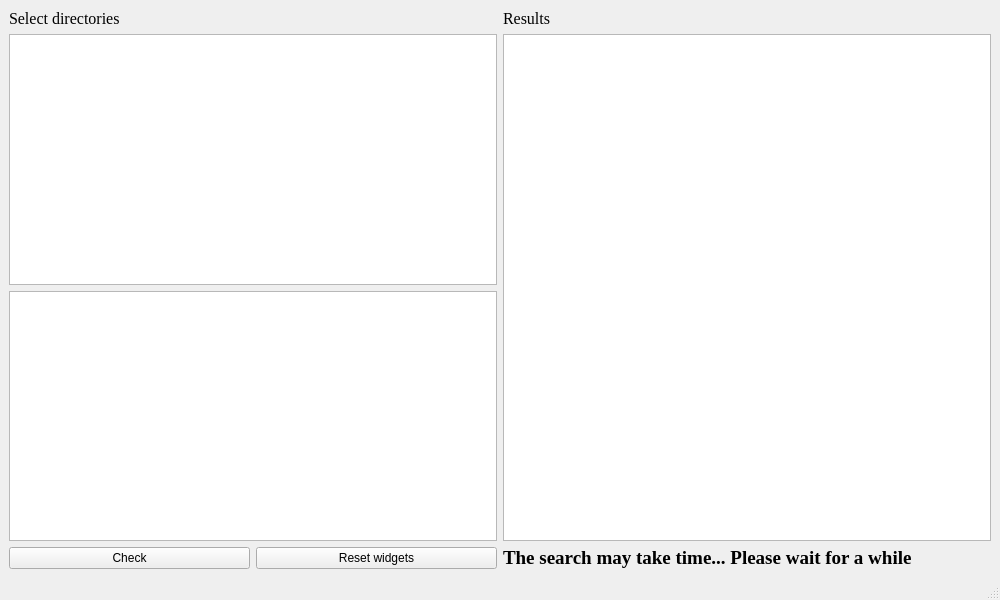
First picture: the form in mainwindow.ui, repository AntonK17/DuplicateFinder, before the edit.
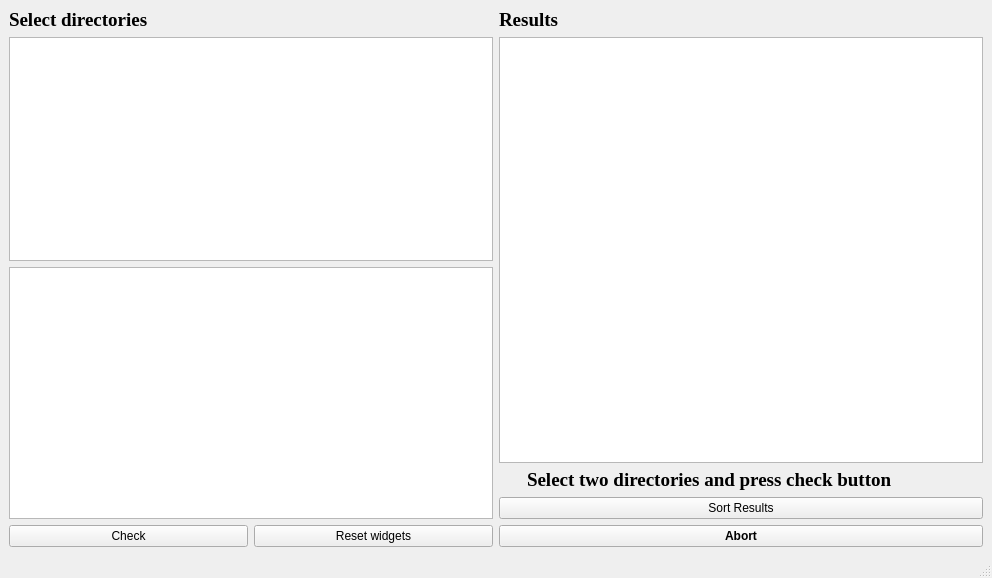
Second picture: the form after the edit. Icons and pictures are not drawn.

Diff of the .ui file:
```diff
--- a/mainwindow.ui
+++ b/mainwindow.ui
@@ -6,91 +6,61 @@
    <rect>
     <x>0</x>
     <y>0</y>
-    <width>1000</width>
-    <height>600</height>
+    <width>992</width>
+    <height>578</height>
    </rect>
   </property>
-  <property name="sizePolicy">
-   <sizepolicy hsizetype="Preferred" vsizetype="Preferred">
-    <horstretch>0</horstretch>
-    <verstretch>0</verstretch>
-   </sizepolicy>
-  </property>
   <property name="windowTitle">
    <string>DuplicateFinder</string>
   </property>
-  <property name="layoutDirection">
-   <enum>Qt::LeftToRight</enum>
-  </property>
-  <property name="autoFillBackground">
-   <bool>false</bool>
+  <property name="windowIcon">
+   <iconset>
+    <normaloff>dd_eto_icon.ico</normaloff>dd_eto_icon.ico</iconset>
   </property>
   <widget class="QWidget" name="centralwidget">
-   <layout class="QVBoxLayout" name="verticalLayout_4">
+   <layout class="QHBoxLayout" name="horizontalLayout_6">
     <item>
-     <layout class="QHBoxLayout" name="horizontalLayout">
+     <layout class="QHBoxLayout" name="horizontalLayout_5">
+      <item>
+       <layout class="QHBoxLayout" name="horizontalLayout_2">
       <item>
        <layout class="QVBoxLayout" name="verticalLayout_2">
-        <item>
-         <widget class="QLabel" name="lbl1">
-          <property name="enabled">
-           <bool>true</bool>
-          </property>
-          <property name="font">
-           <font>
-            <family>Times New Roman</family>
-            <pointsize>12</pointsize>
-           </font>
-          </property>
-          <property name="text">
-           <string>Select directories</string>
-          </property>
-          <property name="textFormat">
-           <enum>Qt::PlainText</enum>
-          </property>
-         </widget>
-        </item>
         <item>
          <layout class="QVBoxLayout" name="verticalLayout">
           <item>
-           <widget class="QListView" name="DirChooseLeft">
+             <widget class="QLabel" name="SelectLabel">
             <property name="font">
              <font>
               <family>Times New Roman</family>
-              <pointsize>10</pointsize>
-              <weight>50</weight>
-              <bold>false</bold>
-             </font>
-            </property>
-            <property name="layoutDirection">
-             <enum>Qt::LeftToRight</enum>
-            </property>
-            <property name="autoFillBackground">
-             <bool>false</bool>
-            </property>
+                <pointsize>14</pointsize>
+                <weight>75</weight>
+                <bold>true</bold>
+               </font>
+              </property>
+              <property name="text">
+               <string>Select directories</string>
+              </property>
            </widget>
           </item>
           <item>
-           <widget class="QListView" name="DirChooseRight">
-            <property name="font">
-             <font>
-              <family>Times New Roman</family>
-              <pointsize>10</pointsize>
-             </font>
-            </property>
-           </widget>
-          </item>
+             <widget class="QListView" name="UpperList"/>
+            </item>
+           </layout>
+          </item>
           <item>
-           <layout class="QHBoxLayout" name="horizontalLayout_2">
+           <widget class="QListView" name="LowerList"/>
+          </item>
             <item>
-             <widget class="QPushButton" name="Check_btn">
+           <layout class="QHBoxLayout" name="horizontalLayout">
+            <item>
+             <widget class="QPushButton" name="CheckButton">
               <property name="text">
                <string>Check</string>
               </property>
              </widget>
             </item>
             <item>
-             <widget class="QPushButton" name="Refresh_Btn">
+             <widget class="QPushButton" name="RefreshButton">
               <property name="text">
                <string>Reset widgets</string>
               </property>
@@ -103,13 +73,18 @@
        </layout>
       </item>
       <item>
+       <layout class="QVBoxLayout" name="verticalLayout_4">
+        <item>
        <layout class="QVBoxLayout" name="verticalLayout_3">
         <item>
          <widget class="QLabel" name="ResultLabel">
           <property name="font">
            <font>
             <family>Times New Roman</family>
-            <pointsize>12</pointsize>
+              <pointsize>14</pointsize>
+              <weight>75</weight>
+              <italic>false</italic>
+              <bold>true</bold>
            </font>
           </property>
           <property name="text">
@@ -127,7 +102,25 @@
          </widget>
         </item>
         <item>
-         <widget class="QLabel" name="Warning_lbl">
+           <layout class="QHBoxLayout" name="horizontalLayout_4">
+            <item>
+             <widget class="QWidget" name="ForSpinner" native="true">
+              <property name="minimumSize">
+               <size>
+                <width>22</width>
+                <height>22</height>
+               </size>
+              </property>
+              <property name="maximumSize">
+               <size>
+                <width>22</width>
+                <height>22</height>
+               </size>
+              </property>
+             </widget>
+            </item>
+            <item>
+             <widget class="QLabel" name="HelperLabel">
           <property name="font">
            <font>
             <family>Times New Roman</family>
@@ -137,9 +130,36 @@
            </font>
           </property>
           <property name="text">
-           <string>The search may take time... Please wait for a while</string>
-          </property>
-         </widget>
+               <string>Select two directories and press check button</string>
+              </property>
+             </widget>
+            </item>
+           </layout>
+          </item>
+          <item>
+           <widget class="QPushButton" name="SortButton">
+            <property name="text">
+             <string>Sort Results</string>
+            </property>
+           </widget>
+          </item>
+          <item>
+           <widget class="QPushButton" name="StopButton">
+            <property name="font">
+             <font>
+              <weight>75</weight>
+              <bold>true</bold>
+             </font>
+            </property>
+            <property name="text">
+             <string>Abort</string>
+            </property>
+           </widget>
+          </item>
+          <item>
+           <layout class="QHBoxLayout" name="horizontalLayout_3"/>
+          </item>
+         </layout>
         </item>
        </layout>
       </item>
```
Left out of the diff: 8 changed lines with no effect on the pictures. Lines whose indentation alone changed are shown as unchanged.
